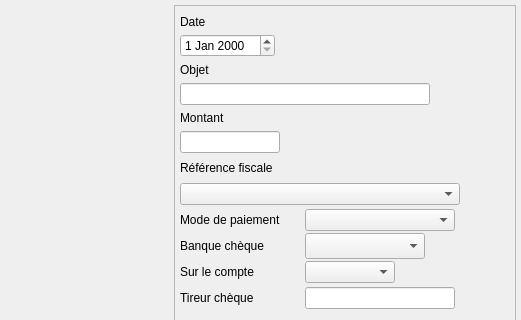
This is Dialogs/dlg_recettesspeciales.ui in ukinoki/Rufus as Qt 5 draws it before an edit; both pictures show x 479 to 1000 and y 0 to 320 of the 1000 by 800 pixel window. The edited form follows.
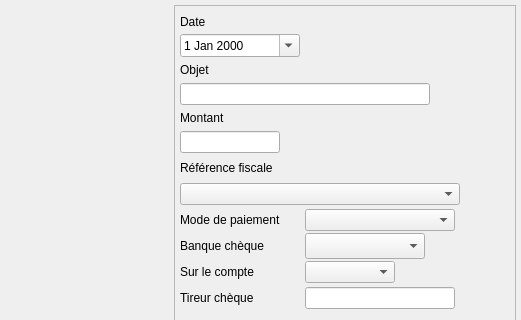
This is the edited form. Icons and pictures are not drawn. Custom widgets are drawn as their Qt base class.

The edit to the form file:
```diff
--- a/Dialogs/dlg_recettesspeciales.ui
+++ b/Dialogs/dlg_recettesspeciales.ui
@@ -264,7 +264,7 @@
          <number>5</number>
         </property>
         <item>
-         <widget class="QWidget" name="" native="true">
+         <widget class="QWidget" name="widget" native="true">
           <property name="minimumSize">
            <size>
             <width>0</width>
@@ -317,7 +317,7 @@
          </widget>
         </item>
         <item>
-         <widget class="QWidget" name="" native="true">
+         <widget class="QWidget" name="widget" native="true">
           <property name="minimumSize">
            <size>
             <width>0</width>
@@ -347,7 +347,17 @@
             <number>0</number>
            </property>
            <item>
-            <widget class="QDateEdit" name="DateRecdateEdit"/>
+            <widget class="QDateEdit" name="DateRecdateEdit">
+             <property name="minimumSize">
+              <size>
+               <width>120</width>
+               <height>0</height>
+              </size>
+             </property>
+             <property name="calendarPopup">
+              <bool>true</bool>
+             </property>
+            </widget>
            </item>
            <item>
             <spacer name="horizontalSpacer_6">
@@ -366,7 +376,7 @@
          </widget>
         </item>
         <item>
-         <widget class="QWidget" name="" native="true">
+         <widget class="QWidget" name="widget" native="true">
           <property name="minimumSize">
            <size>
             <width>0</width>
@@ -419,7 +429,7 @@
          </widget>
         </item>
         <item>
-         <widget class="QWidget" name="" native="true">
+         <widget class="QWidget" name="widget" native="true">
           <property name="minimumSize">
            <size>
             <width>0</width>
@@ -478,7 +488,7 @@
          </widget>
         </item>
         <item>
-         <widget class="QWidget" name="" native="true">
+         <widget class="QWidget" name="widget" native="true">
           <property name="minimumSize">
            <size>
             <width>0</width>
@@ -531,7 +541,7 @@
          </widget>
         </item>
         <item>
-         <widget class="QWidget" name="" native="true">
+         <widget class="QWidget" name="widget" native="true">
           <property name="minimumSize">
            <size>
             <width>0</width>
@@ -590,7 +600,7 @@
          </widget>
         </item>
         <item>
-         <widget class="QWidget" name="" native="true">
+         <widget class="QWidget" name="widget" native="true">
           <property name="minimumSize">
            <size>
             <width>0</width>
@@ -643,7 +653,7 @@
          </widget>
         </item>
         <item>
-         <widget class="QWidget" name="" native="true">
+         <widget class="QWidget" name="widget" native="true">
           <property name="minimumSize">
            <size>
             <width>0</width>
@@ -702,7 +712,7 @@
          </widget>
         </item>
         <item>
-         <widget class="QWidget" name="" native="true">
+         <widget class="QWidget" name="widget" native="true">
           <property name="minimumSize">
            <size>
             <width>0</width>
```
